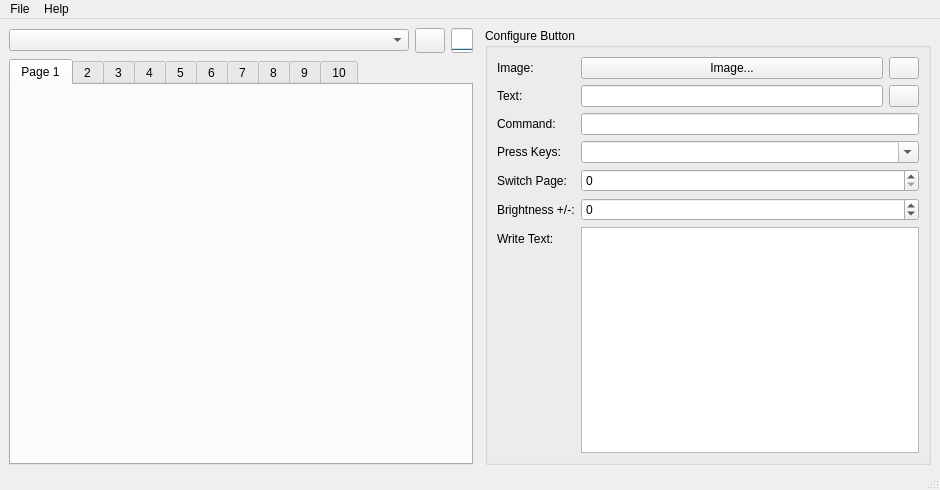
Before: the Qt Designer form streamdeck_ui/main.ui in timothycrosley/streamdeck-ui, drawn with Qt 5.
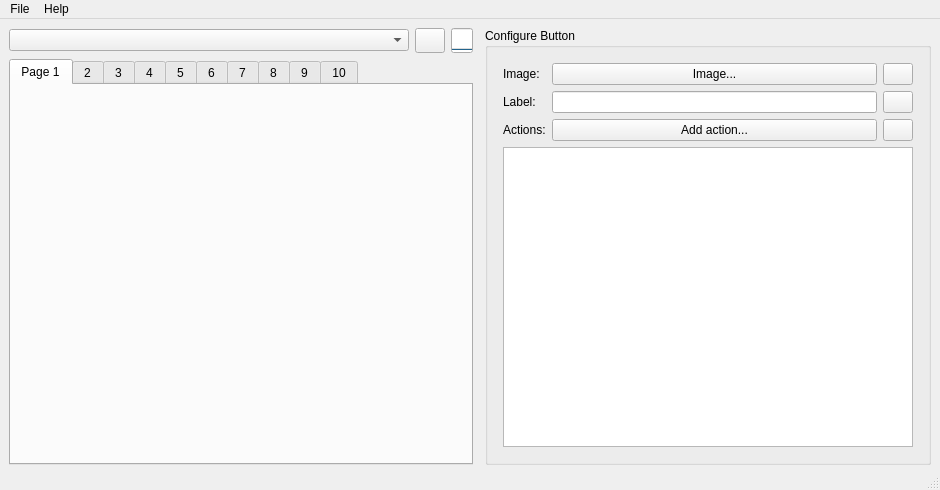
After: the same form once the commit is applied. Icons and pictures are not drawn.

Commit message: WIP Create action list

What changed in the file:
```diff
--- a/streamdeck_ui/main.ui
+++ b/streamdeck_ui/main.ui
@@ -234,6 +234,20 @@
           </property>
           <layout class="QVBoxLayout" name="verticalLayout_3">
            <item>
+            <layout class="QVBoxLayout" name="verticalLayout_4">
+             <property name="leftMargin">
+              <number>6</number>
+             </property>
+             <property name="topMargin">
+              <number>6</number>
+             </property>
+             <property name="rightMargin">
+              <number>6</number>
+             </property>
+             <property name="bottomMargin">
+              <number>6</number>
+             </property>
+             <item>
             <layout class="QFormLayout" name="formLayout">
              <item row="0" column="0">
               <widget class="QLabel" name="label">
@@ -285,158 +299,10 @@
              <item row="1" column="0">
               <widget class="QLabel" name="label_2">
                <property name="text">
-                <string>Text:</string>
+                  <string>Label:</string>
                </property>
               </widget>
              </item>
-             <item row="2" column="0">
-              <widget class="QLabel" name="label_3">
-               <property name="text">
-                <string>Command:</string>
-               </property>
-              </widget>
-             </item>
-             <item row="2" column="1">
-              <widget class="QLineEdit" name="command"/>
-             </item>
-             <item row="3" column="0">
-              <widget class="QLabel" name="label_5">
-               <property name="text">
-                <string>Press Keys:</string>
-               </property>
-              </widget>
-             </item>
-             <item row="3" column="1">
-              <widget class="QComboBox" name="keys">
-               <property name="editable">
-                <bool>true</bool>
-               </property>
-               <item>
-                <property name="text">
-                 <string notr="true"/>
-                </property>
-               </item>
-               <item>
-                <property name="text">
-                 <string notr="true">F11</string>
-                </property>
-               </item>
-               <item>
-                <property name="text">
-                 <string notr="true">alt+F4</string>
-                </property>
-               </item>
-               <item>
-                <property name="text">
-                 <string notr="true">ctrl+w</string>
-                </property>
-               </item>
-               <item>
-                <property name="text">
-                 <string notr="true">cmd+left</string>
-                </property>
-               </item>
-               <item>
-                <property name="text">
-                 <string notr="true">alt+plus</string>
-                </property>
-               </item>
-               <item>
-                <property name="text">
-                 <string notr="true">alt+delay+F3</string>
-                </property>
-               </item>
-               <item>
-                <property name="text">
-                 <string notr="true">backspace</string>
-                </property>
-               </item>
-               <item>
-                <property name="text">
-                 <string notr="true">right</string>
-                </property>
-               </item>
-               <item>
-                <property name="text">
-                 <string notr="true">page_up</string>
-                </property>
-               </item>
-               <item>
-                <property name="text">
-                 <string notr="true">media_volume_up</string>
-                </property>
-               </item>
-               <item>
-                <property name="text">
-                 <string notr="true">media_volume_down</string>
-                </property>
-               </item>
-               <item>
-                <property name="text">
-                 <string notr="true">media_volume_mute</string>
-                </property>
-               </item>
-               <item>
-                <property name="text">
-                 <string notr="true">media_previous</string>
-                </property>
-               </item>
-               <item>
-                <property name="text">
-                 <string notr="true">media_next</string>
-                </property>
-               </item>
-               <item>
-                <property name="text">
-                 <string notr="true">media_play_pause</string>
-                </property>
-               </item>
-              </widget>
-             </item>
-             <item row="4" column="0">
-              <widget class="QLabel" name="label_8">
-               <property name="text">
-                <string>Switch Page:</string>
-               </property>
-              </widget>
-             </item>
-             <item row="4" column="1">
-              <widget class="QSpinBox" name="switch_page">
-               <property name="minimum">
-                <number>0</number>
-               </property>
-               <property name="maximum">
-                <number>10</number>
-               </property>
-               <property name="value">
-                <number>0</number>
-               </property>
-              </widget>
-             </item>
-             <item row="5" column="0">
-              <widget class="QLabel" name="label_7">
-               <property name="text">
-                <string>Brightness +/-:</string>
-               </property>
-              </widget>
-             </item>
-             <item row="5" column="1">
-              <widget class="QSpinBox" name="change_brightness">
-               <property name="minimum">
-                <number>-99</number>
-               </property>
-              </widget>
-             </item>
-             <item row="6" column="0">
-              <widget class="QLabel" name="label_6">
-               <property name="text">
-                <string>Write Text:</string>
-               </property>
-              </widget>
-             </item>
-             <item row="6" column="1">
-              <widget class="QPlainTextEdit" name="write"/>
-             </item>
              <item row="1" column="1">
               <layout class="QHBoxLayout" name="horizontalLayout_3">
                <item>
@@ -470,6 +336,72 @@
                </item>
               </layout>
              </item>
+               <item row="2" column="0">
+                <widget class="QLabel" name="label_3">
+                 <property name="text">
+                  <string>Actions:</string>
+                 </property>
+                </widget>
+               </item>
+               <item row="2" column="1">
+                <layout class="QHBoxLayout" name="horizontalLayout">
+                 <item>
+                  <widget class="QPushButton" name="pushButton_2">
+                   <property name="text">
+                    <string>Add action...</string>
+                   </property>
+                  </widget>
+                 </item>
+                 <item>
+                  <widget class="QPushButton" name="pushButton_3">
+                   <property name="maximumSize">
+                    <size>
+                     <width>30</width>
+                     <height>16777215</height>
+                    </size>
+                   </property>
+                   <property name="text">
+                    <string/>
+                   </property>
+                   <property name="icon">
+                    <iconset resource="resources.qrc">
+                     <normaloff>:/icons/icons/cross.png</normaloff>:/icons/icons/cross.png</iconset>
+                   </property>
+                  </widget>
+                 </item>
+                </layout>
+               </item>
+              </layout>
+             </item>
+             <item>
+              <widget class="QTreeWidget" name="actions">
+               <property name="minimumSize">
+                <size>
+                 <width>0</width>
+                 <height>0</height>
+                </size>
+               </property>
+               <property name="iconSize">
+                <size>
+                 <width>24</width>
+                 <height>24</height>
+                </size>
+               </property>
+               <property name="headerHidden">
+                <bool>true</bool>
+               </property>
+               <column>
+                <property name="text">
+                 <string>New Column</string>
+                </property>
+               </column>
+               <column>
+                <property name="text">
+                 <string>New Column</string>
+                </property>
+               </column>
+              </widget>
+             </item>
             </layout>
            </item>
           </layout>
```
Left out of the diff: 5 changed lines with no effect on the pictures. Lines whose indentation alone changed are shown as unchanged. The commit also changes 5 other files.
